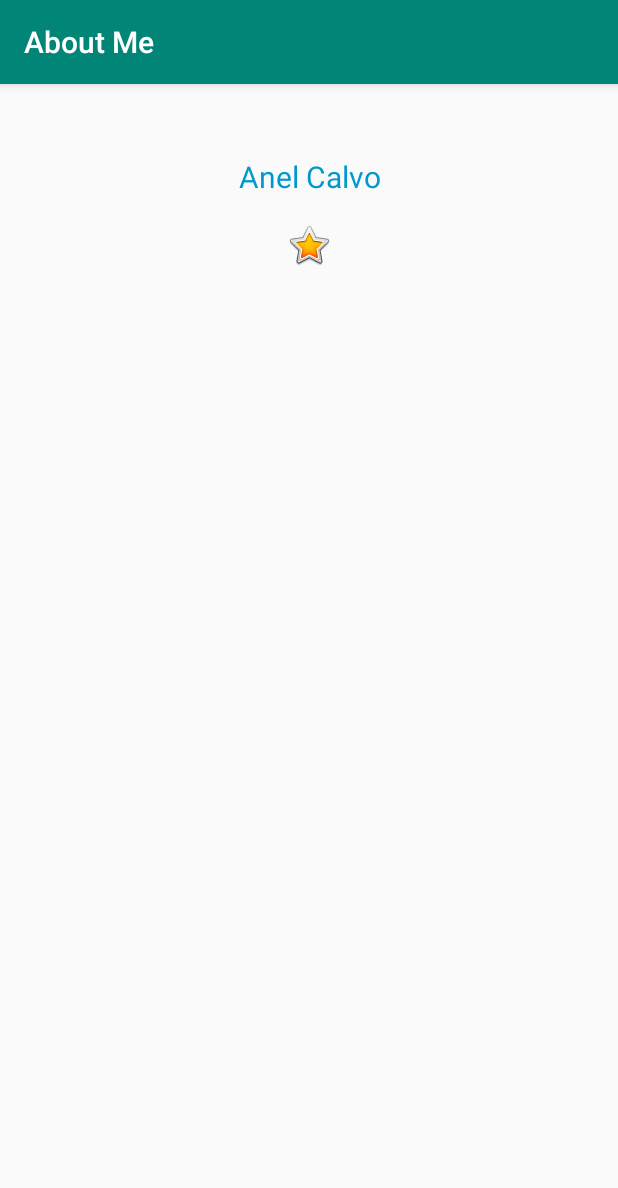
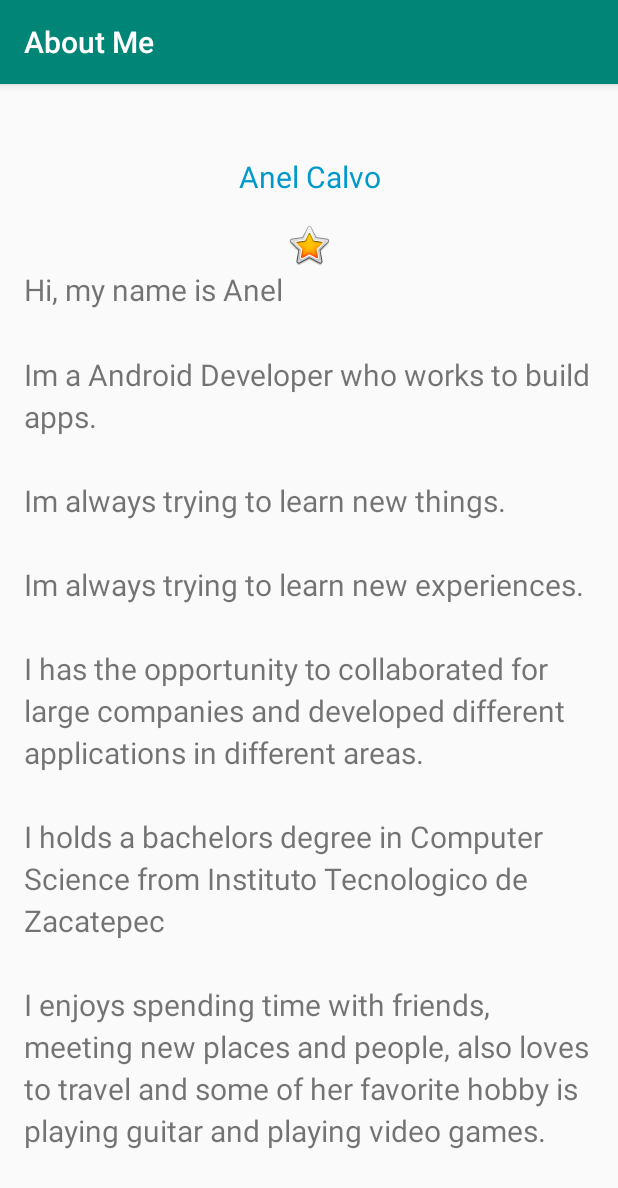
Before and after one commit to AnelCC/AboutMe, an Android app: the screen it shows after launch (MainActivity), on a phone screen of 412 x 824 dp. Shown: the top 1188 px of the screen. Run offline under Robolectric (Android 15) with nearby library versions, the phone set to English and light mode, and no system bars; Roboto replaces fonts that are not available here.

Commit message:
add large text and ScrollView

```diff
--- a/app/src/main/res/layout/activity_main.xml
+++ b/app/src/main/res/layout/activity_main.xml
@@ -1,19 +1,22 @@
 <?xml version="1.0" encoding="utf-8"?>
 <LinearLayout xmlns:android="http://schemas.android.com/apk/res/android"
     xmlns:app="http://schemas.android.com/apk/res-auto"
+    xmlns:tools="http://schemas.android.com/tools"
     android:layout_width="match_parent"
     android:layout_height="match_parent"
     android:layout_marginTop="@dimen/layout_margin"
     android:orientation="vertical"
-    android:paddingTop="@dimen/small_padding">
+    android:paddingStart="@dimen/padding"
+    android:paddingTop="@dimen/small_padding"
+    android:paddingEnd="@dimen/padding">
 
     <TextView
         android:id="@+id/name"
+        style="@style/NameStyle"
         android:layout_width="match_parent"
         android:layout_height="wrap_content"
         android:text="@string/name"
-        android:textAlignment="center"
-        style="@style/NameStyle" />
+        android:textAlignment="center" />
 
     <ImageView
         android:id="@+id/star_image"
@@ -22,4 +25,17 @@
         android:layout_marginTop="@dimen/layout_margin"
         android:contentDescription="@string/yellow_star"
         app:srcCompat="@android:drawable/btn_star_big_on" />
+
+    <ScrollView
+        android:layout_width="match_parent"
+        android:layout_height="match_parent">
+
+        <TextView
+            android:id="@+id/bio_text"
+            android:layout_width="match_parent"
+            android:layout_height="wrap_content"
+            android:lineSpacingMultiplier="1.2"
+            android:text="@string/bio"
+            android:textSize="@dimen/text_size" />
+    </ScrollView>
 </LinearLayout>
--- a/app/src/main/res/values/dimens.xml
+++ b/app/src/main/res/values/dimens.xml
@@ -2,5 +2,6 @@
 <resources>
     <dimen name="text_size">20sp</dimen>
     <dimen name="small_padding">8dp</dimen>
+    <dimen name="padding">16dp</dimen>
     <dimen name="layout_margin">16dp</dimen>
 </resources>
--- a/app/src/main/res/values/strings.xml
+++ b/app/src/main/res/values/strings.xml
@@ -2,4 +2,11 @@
     <string name="app_name">About Me</string>
     <string name="name">Anel Calvo</string>
     <string name="yellow_star">YelloStar</string>
+    <string name="bio">Hi, my name is Anel
+        \n\nIm a Android Developer who works to build apps.
+        \n\nIm always trying to learn new things.
+        \n\nIm always trying to learn new experiences.
+        \n\nI has the opportunity to collaborated for large companies and developed different applications in different areas.
+        \n\nI holds a bachelors degree in Computer Science from Instituto Tecnologico de Zacatepec
+        \n\nI enjoys spending time with friends, meeting new places and people, also loves to travel and some of her favorite hobby is playing guitar and playing video games.  </string>
 </resources>
```
